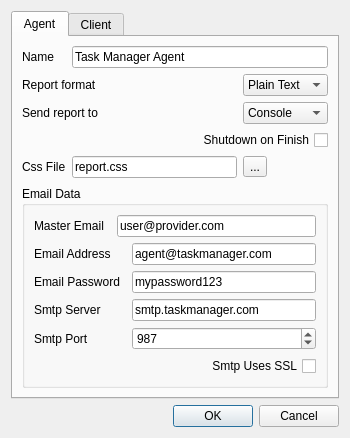
Before: the Qt Designer form ConfigurationEditingTool/src/settingsdialog.ui in MickaelOnTheWave/GuimicK, drawn with Qt 5.
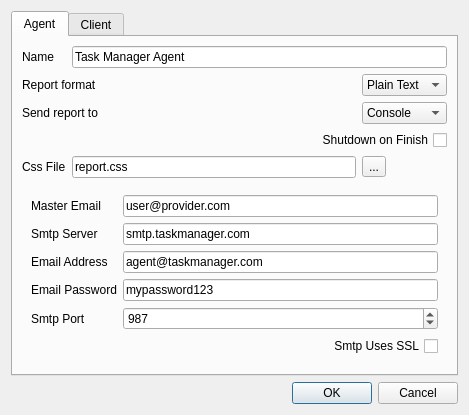
After: the same form once the commit is applied. The open tabs and pages were chosen to show the change.

Commit message: Refactored Settings in Editor to handle all dispatchers configurations

```diff
--- a/ConfigurationEditingTool/src/settingsdialog.ui
+++ b/ConfigurationEditingTool/src/settingsdialog.ui
@@ -6,8 +6,8 @@
    <rect>
     <x>0</x>
     <y>0</y>
-    <width>350</width>
-    <height>395</height>
+    <width>469</width>
+    <height>413</height>
    </rect>
   </property>
   <property name="windowTitle">
@@ -38,111 +38,6 @@
          </item>
         </widget>
        </item>
-       <item row="7" column="0">
-        <spacer name="verticalSpacer">
-         <property name="orientation">
-          <enum>Qt::Vertical</enum>
-         </property>
-         <property name="sizeHint" stdset="0">
-          <size>
-           <width>20</width>
-           <height>40</height>
-          </size>
-         </property>
-        </spacer>
-       </item>
-       <item row="8" column="0" colspan="3">
-        <widget class="QGroupBox" name="emailGroupBox">
-         <property name="title">
-          <string>Email Data</string>
-         </property>
-         <layout class="QGridLayout" name="gridLayout">
-          <item row="2" column="0" colspan="3">
-           <widget class="QLabel" name="label_3">
-            <property name="text">
-             <string>Email Password</string>
-            </property>
-           </widget>
-          </item>
-          <item row="5" column="2" colspan="2">
-           <widget class="QCheckBox" name="smtpSslCheckBox">
-            <property name="layoutDirection">
-             <enum>Qt::RightToLeft</enum>
-            </property>
-            <property name="text">
-             <string>Smtp Uses SSL</string>
-            </property>
-           </widget>
-          </item>
-          <item row="3" column="3">
-           <widget class="QLineEdit" name="smtpServerEdit">
-            <property name="text">
-             <string>smtp.taskmanager.com</string>
-            </property>
-           </widget>
-          </item>
-          <item row="1" column="3">
-           <widget class="QLineEdit" name="emailEdit">
-            <property name="text">
-             <string>agent@taskmanager.com</string>
-            </property>
-           </widget>
-          </item>
-          <item row="2" column="3">
-           <widget class="QLineEdit" name="passwordEdit">
-            <property name="text">
-             <string>mypassword123</string>
-            </property>
-           </widget>
-          </item>
-          <item row="1" column="0" colspan="2">
-           <widget class="QLabel" name="label_2">
-            <property name="text">
-             <string>Email Address</string>
-            </property>
-           </widget>
-          </item>
-          <item row="0" column="0" colspan="2">
-           <widget class="QLabel" name="label_10">
-            <property name="text">
-             <string>Master Email</string>
-            </property>
-           </widget>
-          </item>
-          <item row="0" column="2" colspan="2">
-           <widget class="QLineEdit" name="masterEmailEdit">
-            <property name="text">
-             <string>user@provider.com</string>
-            </property>
-           </widget>
-          </item>
-          <item row="3" column="0" colspan="2">
-           <widget class="QLabel" name="label_4">
-            <property name="text">
-             <string>Smtp Server</string>
-            </property>
-           </widget>
-          </item>
-          <item row="4" column="0">
-           <widget class="QLabel" name="label_5">
-            <property name="text">
-             <string>Smtp Port</string>
-            </property>
-           </widget>
-          </item>
-          <item row="4" column="3">
-           <widget class="QSpinBox" name="smtpPortBox">
-            <property name="maximum">
-             <number>65535</number>
-            </property>
-            <property name="value">
-             <number>987</number>
-            </property>
-           </widget>
-          </item>
-         </layout>
-        </widget>
-       </item>
        <item row="3" column="0" colspan="3">
         <widget class="QCheckBox" name="shutdownCheckBox">
          <property name="layoutDirection">
@@ -221,6 +116,139 @@
          </property>
         </widget>
        </item>
+       <item row="7" column="0" colspan="3">
+        <widget class="QStackedWidget" name="dispatcherWidget">
+         <property name="currentIndex">
+          <number>2</number>
+         </property>
+         <widget class="QWidget" name="emptyPage"/>
+         <widget class="QWidget" name="emailPage">
+          <layout class="QGridLayout" name="gridLayout_4">
+           <item row="1" column="2">
+            <widget class="QLineEdit" name="masterEmailEdit">
+             <property name="text">
+              <string>user@provider.com</string>
+             </property>
+            </widget>
+           </item>
+           <item row="6" column="1">
+            <widget class="QLabel" name="label_5">
+             <property name="text">
+              <string>Smtp Port</string>
+             </property>
+            </widget>
+           </item>
+           <item row="3" column="1">
+            <widget class="QLabel" name="label_4">
+             <property name="text">
+              <string>Smtp Server</string>
+             </property>
+            </widget>
+           </item>
+           <item row="3" column="2">
+            <widget class="QLineEdit" name="smtpServerEdit">
+             <property name="text">
+              <string>smtp.taskmanager.com</string>
+             </property>
+            </widget>
+           </item>
+           <item row="4" column="1">
+            <widget class="QLabel" name="label_2">
+             <property name="text">
+              <string>Email Address</string>
+             </property>
+            </widget>
+           </item>
+           <item row="1" column="1">
+            <widget class="QLabel" name="label_10">
+             <property name="text">
+              <string>Master Email</string>
+             </property>
+            </widget>
+           </item>
+           <item row="5" column="2">
+            <widget class="QLineEdit" name="passwordEdit">
+             <property name="text">
+              <string>mypassword123</string>
+             </property>
+            </widget>
+           </item>
+           <item row="6" column="2">
+            <widget class="QSpinBox" name="smtpPortBox">
+             <property name="maximum">
+              <number>65535</number>
+             </property>
+             <property name="value">
+              <number>987</number>
+             </property>
+            </widget>
+           </item>
+           <item row="7" column="2">
+            <widget class="QCheckBox" name="smtpSslCheckBox">
+             <property name="layoutDirection">
+              <enum>Qt::RightToLeft</enum>
+             </property>
+             <property name="text">
+              <string>Smtp Uses SSL</string>
+             </property>
+            </widget>
+           </item>
+           <item row="5" column="1">
+            <widget class="QLabel" name="label_3">
+             <property name="text">
+              <string>Email Password</string>
+             </property>
+            </widget>
+           </item>
+           <item row="4" column="2">
+            <widget class="QLineEdit" name="emailEdit">
+             <property name="text">
+              <string>agent@taskmanager.com</string>
+             </property>
+            </widget>
+           </item>
+           <item row="0" column="1">
+            <spacer name="verticalSpacer">
+             <property name="orientation">
+              <enum>Qt::Vertical</enum>
+             </property>
+             <property name="sizeHint" stdset="0">
+              <size>
+               <width>20</width>
+               <height>40</height>
+              </size>
+             </property>
+            </spacer>
+           </item>
+          </layout>
+         </widget>
+         <widget class="QWidget" name="filePage">
+          <layout class="QGridLayout" name="gridLayout">
+           <item row="0" column="0">
+            <widget class="QLabel" name="reportFolderLabel">
+             <property name="text">
+              <string>Report folder</string>
+             </property>
+            </widget>
+           </item>
+           <item row="0" column="1">
+            <widget class="QLineEdit" name="reportFolderEdit">
+             <property name="text">
+              <string/>
+             </property>
+            </widget>
+           </item>
+           <item row="0" column="2">
+            <widget class="QToolButton" name="reportFolderButton">
+             <property name="text">
+              <string>...</string>
+             </property>
+            </widget>
+           </item>
+          </layout>
+         </widget>
+        </widget>
+       </item>
       </layout>
      </widget>
      <widget class="QWidget" name="clientTab">
```
Left out of the diff: 16 changed lines with no effect on the pictures. The commit also changes 3 other files.
